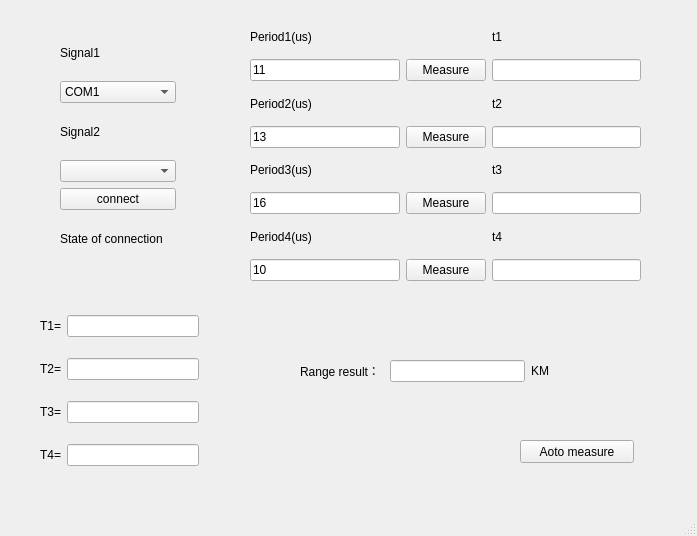
This is ranging_GUI.ui in lizhengping/TelescopeImaging as Qt 5 draws it before an edit. The edited form follows.
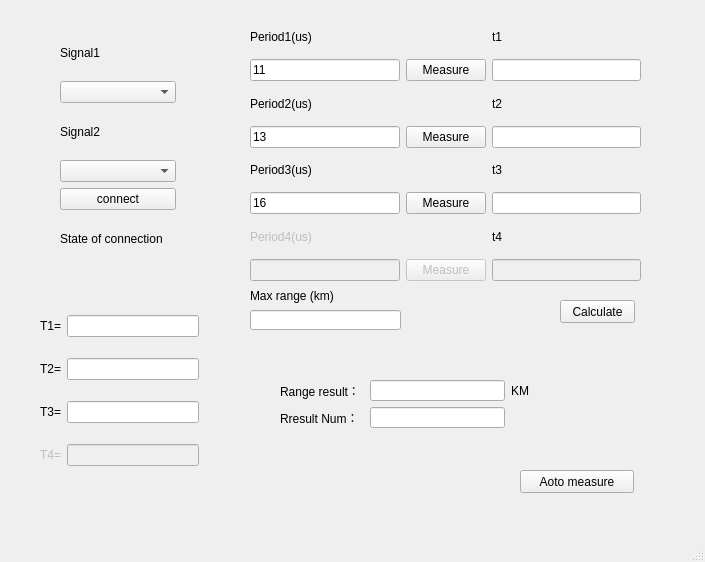
This is the edited form.

Patch:
```diff
--- a/ranging_GUI.ui
+++ b/ranging_GUI.ui
@@ -6,8 +6,8 @@
    <rect>
     <x>0</x>
     <y>0</y>
-    <width>697</width>
-    <height>536</height>
+    <width>705</width>
+    <height>562</height>
    </rect>
   </property>
   <property name="windowTitle">
@@ -18,7 +18,7 @@
     <property name="geometry">
      <rect>
       <x>520</x>
-      <y>440</y>
+      <y>470</y>
       <width>114</width>
       <height>23</height>
      </rect>
@@ -45,24 +45,24 @@
       </widget>
      </item>
      <item>
-      <widget class="QComboBox" name="comboBox">
+      <widget class="QComboBox" name="comboBox"/>
+     </item>
+     <item>
+      <widget class="QLabel" name="label_2">
+       <property name="text">
+        <string>Signal2</string>
+       </property>
+      </widget>
+     </item>
+     <item>
+      <widget class="QComboBox" name="comboBox_2">
        <item>
         <property name="text">
-         <string>COM1</string>
+         <string/>
         </property>
        </item>
       </widget>
      </item>
-     <item>
-      <widget class="QLabel" name="label_2">
-       <property name="text">
-        <string>Signal2</string>
-       </property>
-      </widget>
-     </item>
-     <item>
-      <widget class="QComboBox" name="comboBox_2"/>
-     </item>
      <item>
       <widget class="QPushButton" name="pushButton">
        <property name="text">
@@ -90,7 +90,11 @@
     </property>
     <layout class="QGridLayout" name="gridLayout">
      <item row="3" column="1">
-      <widget class="QLineEdit" name="lineEdit_8"/>
+      <widget class="QLineEdit" name="lineEdit_8">
+       <property name="enabled">
+        <bool>false</bool>
+       </property>
+      </widget>
      </item>
      <item row="1" column="0">
       <widget class="QLabel" name="label_5">
@@ -118,6 +122,9 @@
      </item>
      <item row="3" column="0">
       <widget class="QLabel" name="label_7">
+       <property name="enabled">
+        <bool>false</bool>
+       </property>
        <property name="text">
         <string>T4=</string>
        </property>
@@ -170,7 +177,11 @@
       </widget>
      </item>
      <item row="1" column="2">
-      <widget class="QLineEdit" name="lineEdit_10"/>
+      <widget class="QLineEdit" name="lineEdit_10">
+       <property name="text">
+        <string/>
+       </property>
+      </widget>
      </item>
      <item row="2" column="0">
       <widget class="QLabel" name="label_11">
@@ -201,7 +212,7 @@
       </widget>
      </item>
      <item row="3" column="2">
-      <widget class="QLineEdit" name="lineEdit_12"/>
+      <widget class="QLineEdit" name="lineEdit_11"/>
      </item>
      <item row="4" column="0">
       <widget class="QLabel" name="label_12">
@@ -225,10 +236,13 @@
       </widget>
      </item>
      <item row="5" column="2">
-      <widget class="QLineEdit" name="lineEdit_13"/>
+      <widget class="QLineEdit" name="lineEdit_12"/>
      </item>
      <item row="6" column="0">
       <widget class="QLabel" name="label_13">
+       <property name="enabled">
+        <bool>false</bool>
+       </property>
        <property name="text">
         <string>Period4(us)</string>
        </property>
@@ -243,20 +257,30 @@
      </item>
      <item row="7" column="0">
       <widget class="QLineEdit" name="lineEdit_4">
+       <property name="enabled">
+        <bool>false</bool>
+       </property>
        <property name="text">
-        <string>10</string>
+        <string/>
        </property>
       </widget>
      </item>
      <item row="7" column="1">
       <widget class="QPushButton" name="pushButton_5">
+       <property name="enabled">
+        <bool>false</bool>
+       </property>
        <property name="text">
         <string>Measure</string>
        </property>
       </widget>
      </item>
      <item row="7" column="2">
-      <widget class="QLineEdit" name="lineEdit_11"/>
+      <widget class="QLineEdit" name="lineEdit_13">
+       <property name="enabled">
+        <bool>false</bool>
+       </property>
+      </widget>
      </item>
      <item row="5" column="1">
       <widget class="QPushButton" name="pushButton_4">
@@ -267,33 +291,82 @@
      </item>
     </layout>
    </widget>
+   <widget class="QPushButton" name="pushButton_7">
+    <property name="geometry">
+     <rect>
+      <x>560</x>
+      <y>300</y>
+      <width>75</width>
+      <height>23</height>
+     </rect>
+    </property>
+    <property name="text">
+     <string>Calculate</string>
+    </property>
+   </widget>
+   <widget class="QLabel" name="label_19">
+    <property name="geometry">
+     <rect>
+      <x>250</x>
+      <y>280</y>
+      <width>151</width>
+      <height>31</height>
+     </rect>
+    </property>
+    <property name="text">
+     <string>Max range (km)</string>
+    </property>
+   </widget>
+   <widget class="QLineEdit" name="lineEdit_15">
+    <property name="geometry">
+     <rect>
+      <x>250</x>
+      <y>310</y>
+      <width>151</width>
+      <height>20</height>
+     </rect>
+    </property>
+    <property name="text">
+     <string/>
+    </property>
+   </widget>
    <widget class="QWidget" name="layoutWidget">
     <property name="geometry">
      <rect>
-      <x>300</x>
-      <y>360</y>
+      <x>280</x>
+      <y>380</y>
       <width>249</width>
-      <height>22</height>
+      <height>48</height>
      </rect>
     </property>
-    <layout class="QHBoxLayout" name="horizontalLayout">
-     <item>
+    <layout class="QGridLayout" name="gridLayout_3">
+     <item row="0" column="0">
       <widget class="QLabel" name="label_8">
        <property name="text">
         <string>Range result： </string>
        </property>
       </widget>
      </item>
-     <item>
+     <item row="0" column="1">
       <widget class="QLineEdit" name="lineEdit_9"/>
      </item>
-     <item>
+     <item row="0" column="2">
       <widget class="QLabel" name="label_9">
        <property name="text">
         <string>KM</string>
        </property>
       </widget>
      </item>
+     <item row="1" column="0">
+      <widget class="QLabel" name="label_18">
+       <property name="text">
+        <string>Rresult Num： </string>
+       </property>
+      </widget>
+     </item>
+     <item row="1" column="1">
+      <widget class="QLineEdit" name="lineEdit_14"/>
+     </item>
     </layout>
    </widget>
   </widget>
@@ -302,7 +375,7 @@
     <rect>
      <x>0</x>
      <y>0</y>
-     <width>697</width>
+     <width>705</width>
      <height>23</height>
     </rect>
    </property>
```
